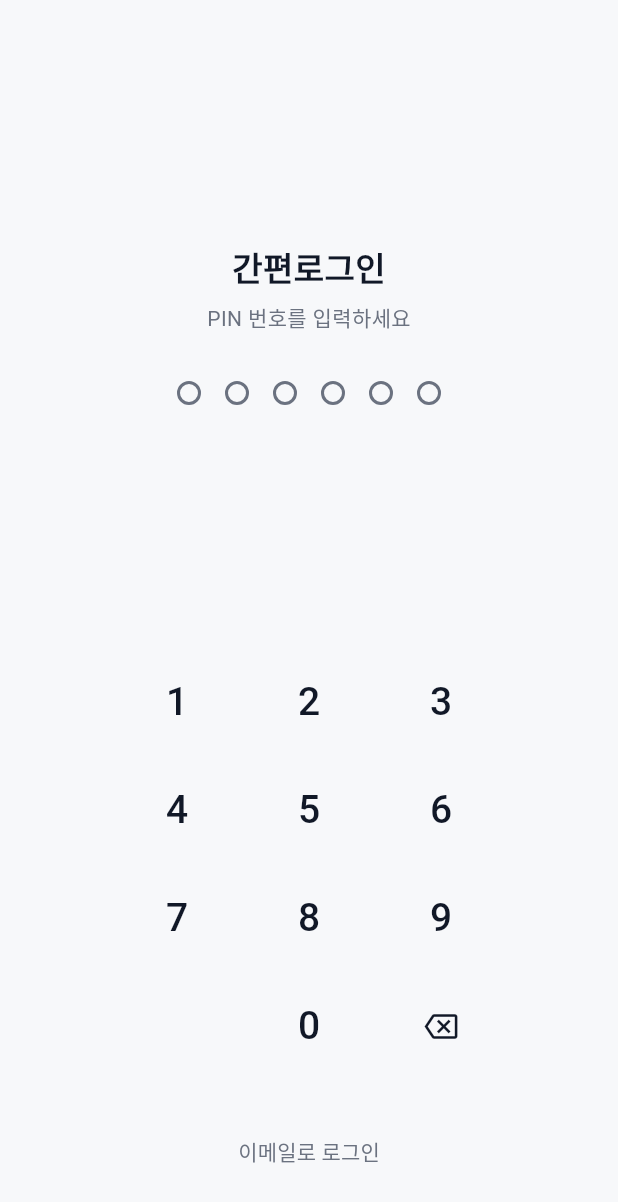
After one commit to sungals/AI_MyHouseMoneyCalculator, a Flutter app: the PinLoginScreen screen opened by its route, on a phone screen of 412 x 824 dp. The commit adds this screen. Shown: the top 1202 px of the screen. Run offline on Flutter 3.47's test engine with Material 3 defaults, Android fonts, the phone set to English and light mode, and no system bars; our stand-ins replace connectivity_plus, fl_chart, flutter_riverpod, go_router, hive, hive_flutter and 3 more; accounts and stored records are empty.

Commit message:
feat: add PIN-based 간편로그인 (simple login)
- New PinNotifier (Riverpod StateNotifier) stores SHA-256 hashed PIN
  in Hive app_settings box (simple_login_enabled, simple_login_pin_hash)
- PinLoginScreen: numeric keypad with 6-dot indicator, shown on launch
  when a PIN is set and the Supabase session is active
- PinSetupScreen: two-step PIN entry + confirmation, shown after first
  successful email login; user can skip to set up later
- Router redirect: authenticated users with an unverified PIN are
  redirected to /pin-login before reaching any other route
- LoginScreen: navigates to /pin-setup (instead of /) after login when
  no PIN is configured yet
- Settings: PIN management tile (enable/change via /pin-setup, disable
  inline) visible when authenticated
- Add crypto: ^3.0.0 dependency for SHA-256 hashing

```diff
--- /dev/null
+++ b/lib/features/auth/pin/pin_login_screen.dart
@@ -0,0 +1,215 @@
+import 'package:flutter/material.dart';
+import 'package:flutter_riverpod/flutter_riverpod.dart';
+import 'package:go_router/go_router.dart';
+import 'package:hive_flutter/hive_flutter.dart';
+import '../../../core/theme/app_colors.dart';
+import 'pin_notifier.dart';
+
+class PinLoginScreen extends ConsumerStatefulWidget {
+  const PinLoginScreen({super.key});
+
+  @override
+  ConsumerState<PinLoginScreen> createState() => _PinLoginScreenState();
+}
+
+class _PinLoginScreenState extends ConsumerState<PinLoginScreen> {
+  String _entered = '';
+  bool _hasError = false;
+  static const _pinLength = 6;
+
+  void _onDigit(String digit) {
+    if (_entered.length >= _pinLength) return;
+    setState(() {
+      _entered += digit;
+      _hasError = false;
+    });
+    if (_entered.length == _pinLength) {
+      _verify();
+    }
+  }
+
+  void _onDelete() {
+    if (_entered.isEmpty) return;
+    setState(() {
+      _entered = _entered.substring(0, _entered.length - 1);
+      _hasError = false;
+    });
+  }
+
+  void _verify() {
+    final notifier = ref.read(pinNotifierProvider.notifier);
+    if (notifier.verifyPin(_entered)) {
+      notifier.unlock();
+      context.go('/');
+    } else {
+      setState(() {
+        _entered = '';
+        _hasError = true;
+      });
+    }
+  }
+
+  void _useEmailLogin() {
+    ref.read(pinNotifierProvider.notifier).disablePin();
+    final box = Hive.box('app_settings');
+    box.put('login_skipped', false);
+    context.go('/login');
+  }
+
+  @override
+  Widget build(BuildContext context) {
+    return Scaffold(
+      backgroundColor: AppColors.background,
+      body: SafeArea(
+        child: Column(
+          children: [
+            const Spacer(),
+            const Text(
+              '간편로그인',
+              style: TextStyle(
+                fontSize: 22,
+                fontWeight: FontWeight.bold,
+                color: AppColors.textPrimary,
+              ),
+            ),
+            const SizedBox(height: 8),
+            Text(
+              _hasError ? '비밀번호가 틀렸습니다' : 'PIN 번호를 입력하세요',
+              style: TextStyle(
+                fontSize: 14,
+                color: _hasError ? AppColors.danger : AppColors.textSecondary,
+              ),
+            ),
+            const SizedBox(height: 32),
+            _PinDots(
+              entered: _entered.length,
+              total: _pinLength,
+              hasError: _hasError,
+            ),
+            const Spacer(),
+            _NumPad(onDigit: _onDigit, onDelete: _onDelete),
+            const SizedBox(height: 24),
+            TextButton(
+              onPressed: _useEmailLogin,
+              child: const Text(
+                '이메일로 로그인',
+                style: TextStyle(color: AppColors.textSecondary, fontSize: 14),
+              ),
+            ),
+            const SizedBox(height: 32),
+          ],
+        ),
+      ),
+    );
+  }
+}
+
+class _PinDots extends StatelessWidget {
+  final int entered;
+  final int total;
+  final bool hasError;
+
+  const _PinDots({
+    required this.entered,
+    required this.total,
+    required this.hasError,
+  });
+
+  @override
+  Widget build(BuildContext context) {
+    return Row(
+      mainAxisAlignment: MainAxisAlignment.center,
+      children: List.generate(total, (i) {
+        final filled = i < entered;
+        final color = hasError
+            ? AppColors.danger
+            : filled
+                ? AppColors.primary
+                : Colors.transparent;
+        final borderColor = hasError
+            ? AppColors.danger
+            : filled
+                ? AppColors.primary
+                : AppColors.textSecondary;
+        return Container(
+          width: 16,
+          height: 16,
+          margin: const EdgeInsets.symmetric(horizontal: 8),
+          decoration: BoxDecoration(
+            shape: BoxShape.circle,
+            color: color,
+            border: Border.all(color: borderColor, width: 2),
+          ),
+        );
+      }),
+    );
+  }
+}
+
+class _NumPad extends StatelessWidget {
+  final void Function(String) onDigit;
+  final VoidCallback onDelete;
+
+  const _NumPad({required this.onDigit, required this.onDelete});
+
+  static const _rows = [
+    ['1', '2', '3'],
+    ['4', '5', '6'],
+    ['7', '8', '9'],
+    ['', '0', 'del'],
+  ];
+
+  @override
+  Widget build(BuildContext context) {
+    return Column(
+      children: _rows.map((row) {
+        return Row(
+          mainAxisAlignment: MainAxisAlignment.center,
+          children: row.map((key) {
+            if (key.isEmpty) return const SizedBox(width: 88, height: 72);
+            if (key == 'del') {
+              return _KeyButton(
+                onTap: (_) => onDelete(),
+                child: const Icon(
+                  Icons.backspace_outlined,
+                  size: 22,
+                  color: AppColors.textPrimary,
+                ),
+              );
+            }
+            return _KeyButton(onTap: onDigit, label: key);
+          }).toList(),
+        );
+      }).toList(),
+    );
+  }
+}
+
+class _KeyButton extends StatelessWidget {
+  final void Function(String) onTap;
+  final String? label;
+  final Widget? child;
+
+  const _KeyButton({required this.onTap, this.label, this.child});
+
+  @override
+  Widget build(BuildContext context) {
+    return GestureDetector(
+      onTap: () => onTap(label ?? ''),
+      child: Container(
+        width: 88,
+        height: 72,
+        alignment: Alignment.center,
+        child: child ??
+            Text(
+              label!,
+              style: const TextStyle(
+                fontSize: 26,
+                fontWeight: FontWeight.w500,
+                color: AppColors.textPrimary,
+              ),
+            ),
+      ),
+    );
+  }
+}
--- /dev/null
+++ b/lib/features/auth/pin/pin_state.dart
@@ -0,0 +1,16 @@
+sealed class PinState {
+  const PinState();
+}
+
+class PinDisabled extends PinState {
+  const PinDisabled();
+}
+
+class PinEnabled extends PinState {
+  final bool isUnlocked;
+
+  const PinEnabled({this.isUnlocked = false});
+
+  PinEnabled copyWith({bool? isUnlocked}) =>
+      PinEnabled(isUnlocked: isUnlocked ?? this.isUnlocked);
+}
--- a/lib/router/app_router.dart
+++ b/lib/router/app_router.dart
@@ -1,3 +1,4 @@
+import 'package:flutter_riverpod/flutter_riverpod.dart';
 import 'package:go_router/go_router.dart';
 import 'package:hive_flutter/hive_flutter.dart';
 import 'package:supabase_flutter/supabase_flutter.dart';
@@ -12,6 +13,10 @@ import '../features/history/history_detail_screen.dart';
 import '../features/settings/settings_screen.dart';
 import '../features/tax_deduction/tax_deduction_screen.dart';
 import '../features/auth/login_screen.dart';
+import '../features/auth/pin/pin_login_screen.dart';
+import '../features/auth/pin/pin_notifier.dart';
+import '../features/auth/pin/pin_setup_screen.dart';
+import '../features/auth/pin/pin_state.dart';
 
 class AppRouter {
   AppRouter._();
@@ -30,8 +35,18 @@ class AppRouter {
         final loginSkipped = box.get('login_skipped', defaultValue: false) as bool;
         final hasSession = Supabase.instance.client.auth.currentSession != null;
         final loc = state.matchedLocation;
+
         if (!hasSession && !loginSkipped && loc != '/login' && loc != '/onboarding') {
           return '/login';
+        }
+
+        if (hasSession) {
+          final container = ProviderScope.containerOf(context);
+          final pinState = container.read(pinNotifierProvider);
+          final pinRoutes = {'/pin-login', '/pin-setup', '/login', '/onboarding'};
+          if (pinState is PinEnabled && !pinState.isUnlocked && !pinRoutes.contains(loc)) {
+            return '/pin-login';
+          }
         }
       }
 
@@ -84,6 +99,14 @@ class AppRouter {
         path: '/login',
         builder: (context, state) => const LoginScreen(),
       ),
+      GoRoute(
+        path: '/pin-login',
+        builder: (context, state) => const PinLoginScreen(),
+      ),
+      GoRoute(
+        path: '/pin-setup',
+        builder: (context, state) => const PinSetupScreen(),
+      ),
     ],
   );
 }
--- a/pubspec.yaml
+++ b/pubspec.yaml
@@ -12,6 +12,7 @@ dependencies:
     sdk: flutter
 
   connectivity_plus: ^6.0.3
+  crypto: ^3.0.0
   cupertino_icons: ^1.0.8
   fl_chart: ^0.69.0
   flutter_riverpod: ^2.5.1
```
Also changed, not shown: lib/features/auth/login_screen.dart (+8 -1 lines), lib/features/auth/pin/pin_notifier.dart (added, +56 -0 lines), lib/features/auth/pin/pin_setup_screen.dart (added, +238 -0 lines), lib/features/settings/settings_screen.dart (+50 -0 lines), pubspec.lock.
